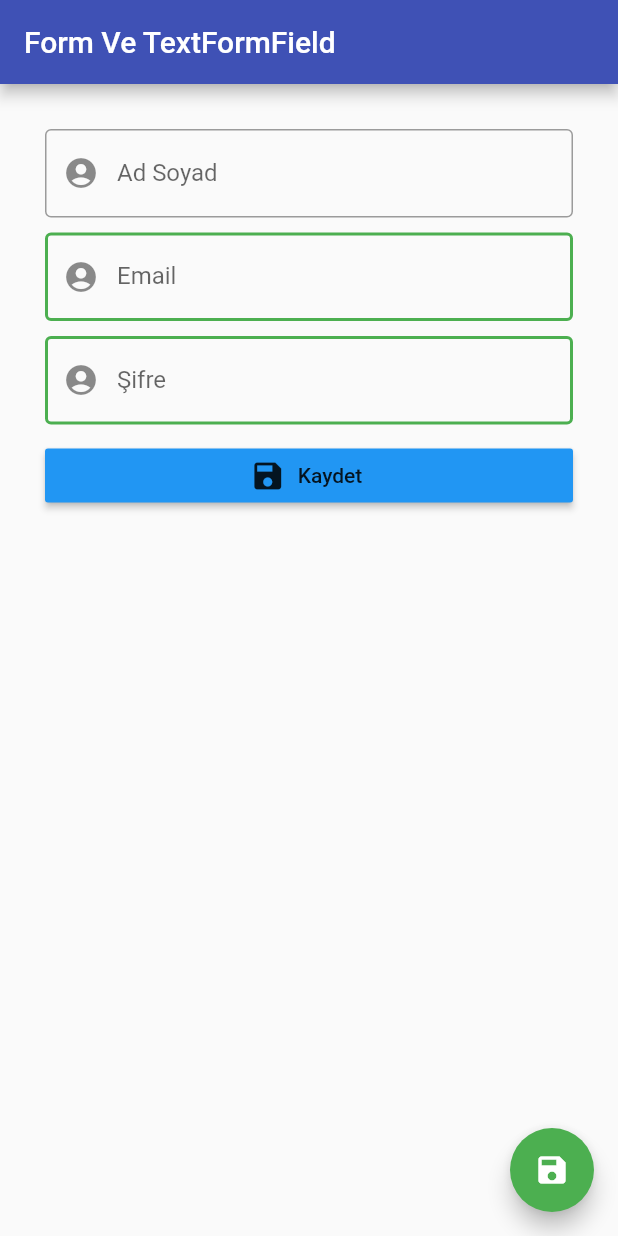
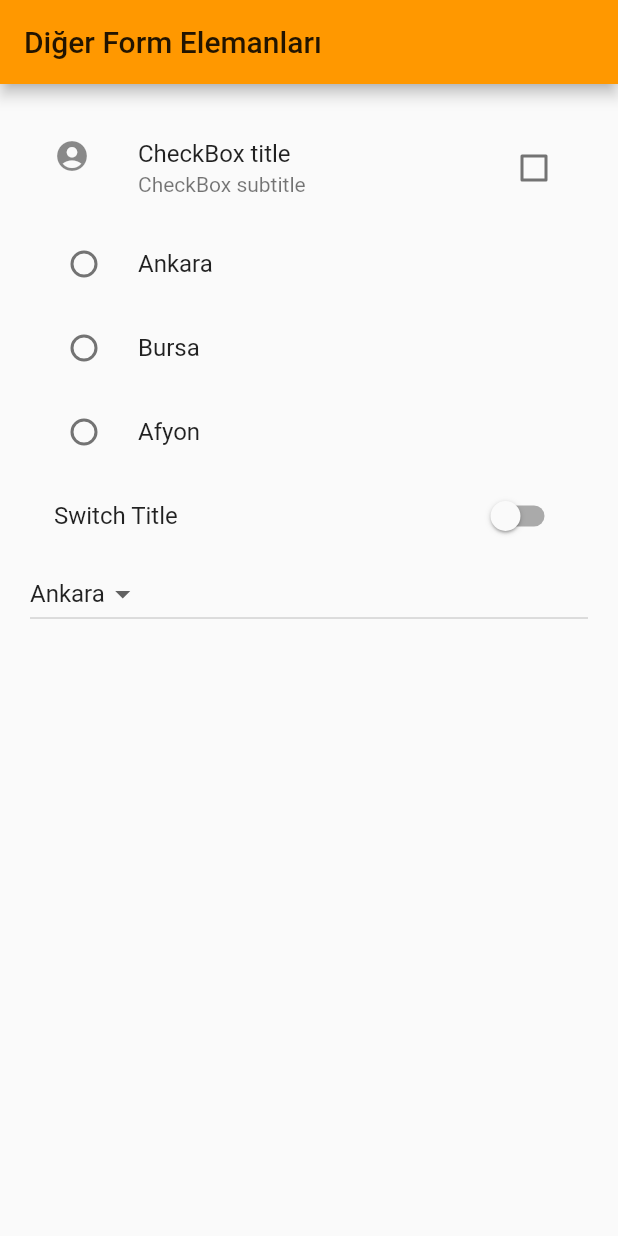
Before and after one commit to hasanfurkanfidan/input_islemleri_giris, a Flutter app: the screen it shows after launch, on a phone screen of 412 x 824 dp. Run offline on Flutter 3.47's test engine with Material 2 defaults, Android fonts, the phone set to English and light mode, and no system bars.

Commit message:
DropDown Ve CheckBox

```diff
--- a/lib/main.dart
+++ b/lib/main.dart
@@ -1,5 +1,6 @@
 
 import 'package:flutter/material.dart';
+import 'package:input_islemleri_giris/ui/diger_form_elemanlari.dart';
 import 'package:input_islemleri_giris/ui/form_islemleri.dart';
 import 'package:input_islemleri_giris/ui/form_ve_textformfield.dart';
 
@@ -7,9 +8,10 @@ void main(){
   runApp(MaterialApp(
     title: "Flutter Dersleri",
     theme: ThemeData(primarySwatch: Colors.orange),
-    initialRoute:"/formVeTextFormField" ,
+    initialRoute:"/digerFormElemanlari" ,
     routes: {'/formIslemleri': (context) =>FormIslemleri(),
-      "/formVeTextFormField":(context)=>FormVeTextFormField()
+      "/formVeTextFormField":(context)=>FormVeTextFormField(),
+      "/digerFormElemanlari":(context)=>DigerFormElemanlari()
     },
 
     debugShowCheckedModeBanner: false,
--- a/lib/ui/diger_form_elemanlari.dart
+++ b/lib/ui/diger_form_elemanlari.dart
@@ -0,0 +1,112 @@
+import 'package:flutter/cupertino.dart';
+import 'package:flutter/material.dart';
+
+class DigerFormElemanlari extends StatefulWidget {
+  @override
+  State<StatefulWidget> createState() {
+    // TODO: implement createState
+    return _DigerFormElemanlariState();
+  }
+}
+
+class _DigerFormElemanlariState extends State<DigerFormElemanlari> {
+  @override
+  bool switchState = false;
+  String secilenSehir = "Ankara";
+  bool checkBoxState = false;
+  String sehir = null;
+  List<String> sehirler = ["Ankara","Bursa","İzmir","Afyon"];
+  Widget build(BuildContext context) {
+    // TODO: implement build
+    return Scaffold(
+      appBar: AppBar(
+        title: Text("Diğer Form Elemanları"),
+      ),
+      body: Padding(
+        padding: EdgeInsets.all(20),
+        child: ListView(
+          children: <Widget>[
+            CheckboxListTile(
+              value: checkBoxState,
+              onChanged: (secildi) {
+                setState(() {
+                  checkBoxState = secildi;
+                });
+              },
+              activeColor: Colors.red,
+              title: Text("CheckBox title"),
+              subtitle: Text("CheckBox subtitle"),
+              secondary: Icon(Icons.account_circle),
+            ),
+            RadioListTile<String>(
+              value: "Ankara",
+              groupValue: sehir,
+              title: Text("Ankara"),
+              activeColor: Colors.red,
+              onChanged: (deger) {
+                setState(() {
+                  sehir = deger;
+                  setState(() {
+                    debugPrint("Seçilen deger $deger");
+                  });
+                });
+              },
+            ),
+            RadioListTile<String>(
+              value: "Bursa",
+              title: Text("Bursa"),
+              groupValue: sehir,
+              activeColor: Colors.red,
+              onChanged: (deger) {
+                setState(() {
+                  sehir = deger;
+                  setState(() {
+                    debugPrint("Seçilen deger $deger");
+                  });
+                });
+              },
+            ),
+            RadioListTile<String>(
+              value: "Afyon",
+              title: Text("Afyon"),
+              groupValue: sehir,
+              activeColor: Colors.red,
+              onChanged: (deger) {
+                setState(() {
+                  sehir = deger;
+                  setState(() {
+                    debugPrint("Seçilen deger $deger");
+                  });
+                });
+              },
+            ),
+            SwitchListTile(
+              value: switchState,
+              onChanged: (deger) {
+                setState(() {
+                  debugPrint(deger.toString());
+                  switchState = deger;
+                });
+              },
+              title: Text("Switch Title"),
+            ),
+
+            DropdownButton<String>(
+              items:sehirler.map((oankiSehir) => DropdownMenuItem<String>(child: Text(oankiSehir),value: oankiSehir,)).toList() ,
+              onChanged: (String secilen){
+                setState(() {
+                  secilenSehir = secilen;
+                  debugPrint(secilenSehir);
+                });
+              },
+              value: secilenSehir,
+
+            ),
+          ],
+        ),
+      ),
+    );
+  }
+
+
+}
```
